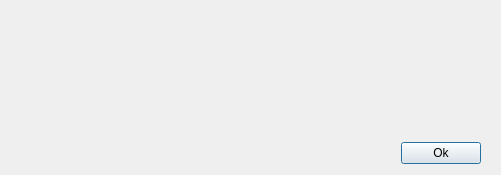
Old version of the form resources/summary_dialog.ui in the repository shotgunsoftware/tk-flame-export.
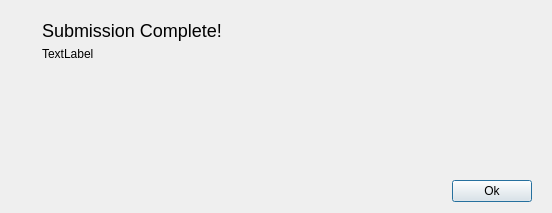
New version of the form. Icons and pictures are not drawn.

Commit message: Added improved summary dialog. The dialog showing once the export has been submitted now contains a small summary outlining how many shots were exported and how many cuts got updated.

Patch:
```diff
--- a/resources/summary_dialog.ui
+++ b/resources/summary_dialog.ui
@@ -6,8 +6,8 @@
    <rect>
     <x>0</x>
     <y>0</y>
-    <width>501</width>
-    <height>175</height>
+    <width>552</width>
+    <height>213</height>
    </rect>
   </property>
   <property name="windowTitle">
@@ -26,17 +26,62 @@
       <number>0</number>
      </property>
      <widget class="QWidget" name="page">
-      <layout class="QVBoxLayout" name="verticalLayout_2">
+      <layout class="QHBoxLayout" name="horizontalLayout_2">
        <item>
         <widget class="QLabel" name="label">
+         <property name="sizePolicy">
+          <sizepolicy hsizetype="Maximum" vsizetype="Preferred">
+           <horstretch>0</horstretch>
+           <verstretch>0</verstretch>
+          </sizepolicy>
+         </property>
          <property name="text">
           <string/>
          </property>
          <property name="pixmap">
-          <pixmap resource="resources.qrc">:/tk-flame-export/submission_complete.png</pixmap>
+          <pixmap resource="resources.qrc">:/tk-flame-export/success.png</pixmap>
+         </property>
+         <property name="alignment">
+          <set>Qt::AlignLeading|Qt::AlignLeft|Qt::AlignTop</set>
          </property>
         </widget>
        </item>
+       <item>
+        <layout class="QVBoxLayout" name="verticalLayout_2">
+         <item>
+          <widget class="QLabel" name="label_3">
+           <property name="styleSheet">
+            <string notr="true">QLabel { font-size: 18px; }</string>
+           </property>
+           <property name="text">
+            <string>Submission Complete!</string>
+           </property>
+           <property name="alignment">
+            <set>Qt::AlignLeading|Qt::AlignLeft|Qt::AlignTop</set>
+           </property>
+          </widget>
+         </item>
+         <item>
+          <widget class="QLabel" name="status">
+           <property name="sizePolicy">
+            <sizepolicy hsizetype="Preferred" vsizetype="MinimumExpanding">
+             <horstretch>0</horstretch>
+             <verstretch>0</verstretch>
+            </sizepolicy>
+           </property>
+           <property name="text">
+            <string>TextLabel</string>
+           </property>
+           <property name="alignment">
+            <set>Qt::AlignLeading|Qt::AlignLeft|Qt::AlignTop</set>
+           </property>
+           <property name="wordWrap">
+            <bool>true</bool>
+           </property>
+          </widget>
+         </item>
+        </layout>
+       </item>
       </layout>
      </widget>
      <widget class="QWidget" name="page_2">
```
The commit also changes 5 other files.
